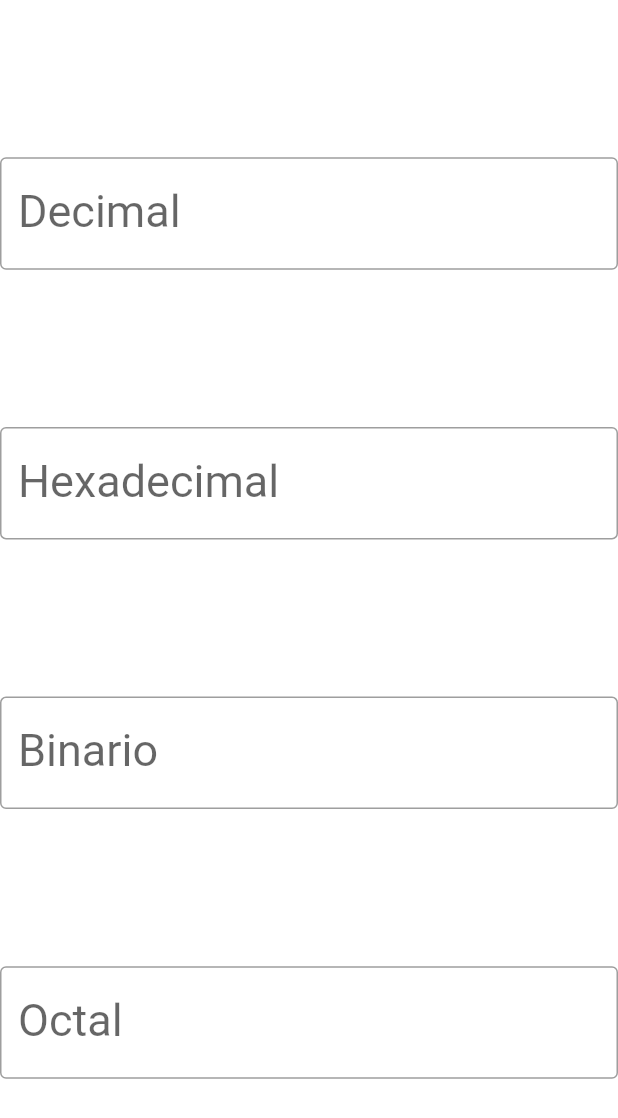
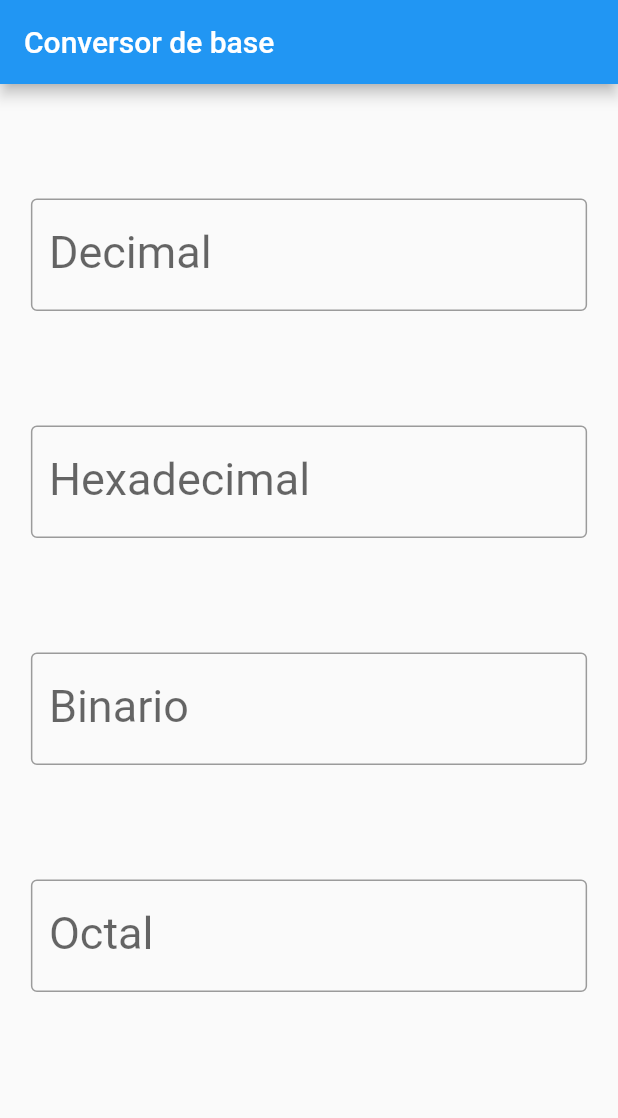
Before and after one commit to carlosvchrdevelop/flutter-base-conversor, a Flutter app: the screen it shows after launch, on a phone screen of 412 x 824 dp. Shown: the top 1118 px of the screen. Run offline on Flutter 3.47's test engine with Material 2 defaults, Android fonts, the phone set to English and light mode, and no system bars.

Commit message:
Corregido error crítico y terminada interfaz y filtro de Textfields

```diff
--- a/lib/home_screen.dart
+++ b/lib/home_screen.dart
@@ -10,31 +10,31 @@ class HomeScreen extends StatelessWidget {
   @override
   Widget build(BuildContext context) {
     final dataProvider = Provider.of<DataProvider>(context);
-    return Center(
-        child: Column(
+    return Column(
       mainAxisAlignment: MainAxisAlignment.spaceEvenly,
       children: [
         CustomTextField(
             controller: dataProvider.getDecimalController(),
             label: 'Decimal',
-            regExp: '', //r'([0-9]+\.?[0-9]*|\.[0-9]+)',
+            regExp: r'([0-9]+\.?[0-9]*|\.[0-9]+)',
             isNumeric: true),
         CustomTextField(
             controller: dataProvider.getHexadecimalController(),
             label: 'Hexadecimal',
-            regExp: '', //r'([0-9A-Fa-f]+\.?[0-9A-Fa-f]*|\.[0-9A-Fa-f]+)',
+            regExp: r'([0-9A-Fa-f]+\.?[0-9A-Fa-f]*|\.[0-9A-Fa-f]+)',
             isNumeric: false),
         CustomTextField(
             controller: dataProvider.getBinaryController(),
             label: 'Binario',
-            regExp: '', //r'([0-1]+\.?[0-1]*|\.[0-1]+)',
+            regExp: r'([0-1]+\.?[0-1]*|\.[0-1]+)',
             isNumeric: true),
         CustomTextField(
             controller: dataProvider.getOctalController(),
             label: 'Octal',
-            regExp: '', //r'([0-7]+\.?[0-7]*|\.[0-7]+)',
+            regExp: r'([0-7]+\.?[0-7]*|\.[0-7]+)',
             isNumeric: true),
+        const SizedBox(height: 10),
       ],
-    ));
+    );
   }
 }
--- a/lib/main.dart
+++ b/lib/main.dart
@@ -14,9 +14,15 @@ class MyApp extends StatelessWidget {
   Widget build(BuildContext context) {
     return ChangeNotifierProvider(
       create: (BuildContext context) => DataProvider(),
-      child: const MaterialApp(
+      child: MaterialApp(
+        debugShowCheckedModeBanner: false,
         title: 'Base conversor',
-        home: HomeScreen(),
+        home: Scaffold(
+            appBar: AppBar(title: const Text('Conversor de base')),
+            body: const Center(
+              child:
+                  FractionallySizedBox(widthFactor: 0.9, child: HomeScreen()),
+            )),
       ),
     );
   }
```
